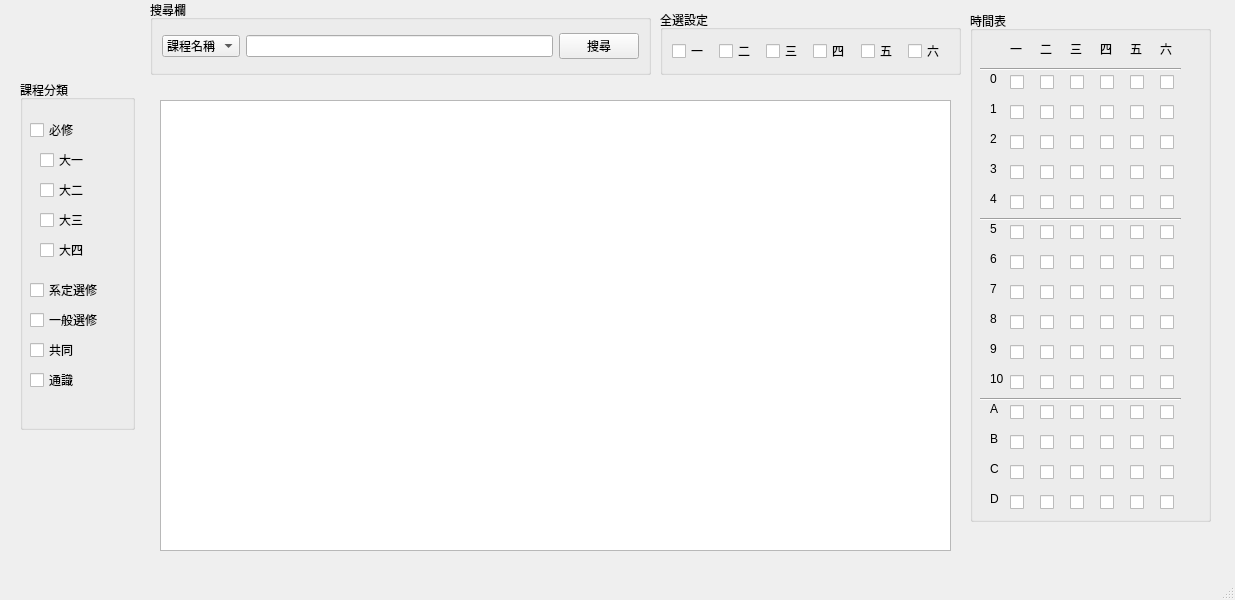
Above: projectMainFile/mainwindow.ui from IMBensonQB/PD110-1-FP before the change. Below: the same form after it.
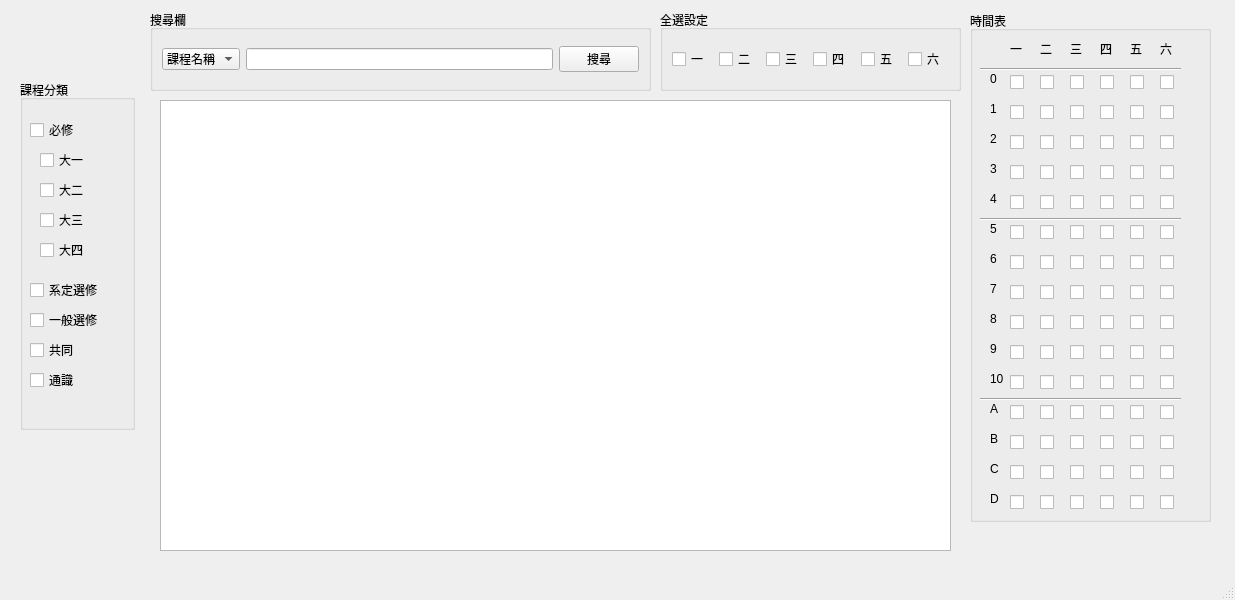
That is the form after the change.

```diff
--- a/projectMainFile/mainwindow.ui
+++ b/projectMainFile/mainwindow.ui
@@ -10,6 +10,12 @@
     <height>600</height>
    </rect>
   </property>
+  <property name="sizePolicy">
+   <sizepolicy hsizetype="Preferred" vsizetype="Preferred">
+    <horstretch>0</horstretch>
+    <verstretch>0</verstretch>
+   </sizepolicy>
+  </property>
   <property name="minimumSize">
    <size>
     <width>1235</width>
@@ -30,9 +36,9 @@
     <property name="geometry">
      <rect>
       <x>150</x>
-      <y>0</y>
+      <y>10</y>
       <width>501</width>
-      <height>75</height>
+      <height>81</height>
      </rect>
     </property>
     <property name="title">
@@ -1711,7 +1717,7 @@
       <x>660</x>
       <y>10</y>
       <width>301</width>
-      <height>65</height>
+      <height>81</height>
      </rect>
     </property>
     <property name="title">
```
Left out of the diff: 2 changed lines with no effect on the pictures.
